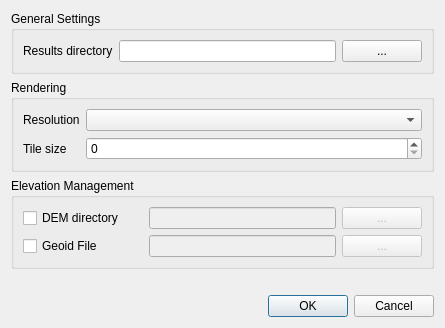
This is Code/Application/Monteverdi/mvdPreferencesDialog.ui in orfeotoolbox/OTB as Qt 5 draws it before an edit. The edited form follows.
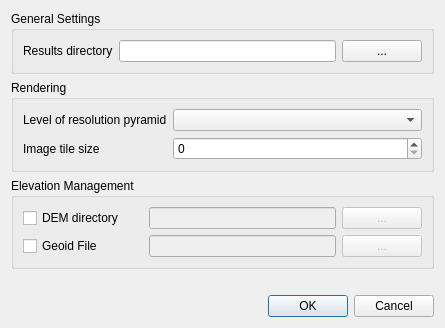
This is the edited form.

Commit message: REFAC: Enhanced labels of rendering preferences.

```diff
--- a/Code/Application/Monteverdi/mvdPreferencesDialog.ui
+++ b/Code/Application/Monteverdi/mvdPreferencesDialog.ui
@@ -121,7 +121,7 @@
            </sizepolicy>
           </property>
           <property name="text">
-           <string>Tile size</string>
+           <string>Image tile size</string>
           </property>
          </widget>
         </item>
@@ -134,7 +134,7 @@
            </sizepolicy>
           </property>
           <property name="text">
-           <string>Resolution</string>
+           <string>Level of resolution pyramid</string>
           </property>
          </widget>
         </item>
```
Left out of the diff: 19 changed lines with no effect on the pictures.
